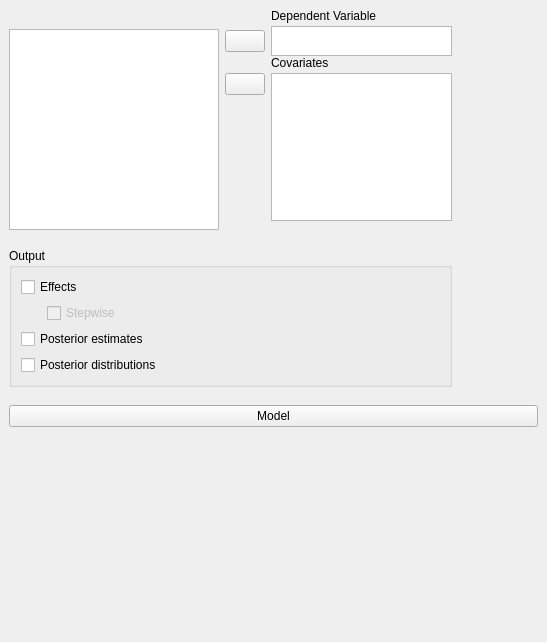
jasp-stats/jasp-desktop, file JASP-Desktop/analysisforms/regressionlinearbayesianform.ui: the form before one commit.
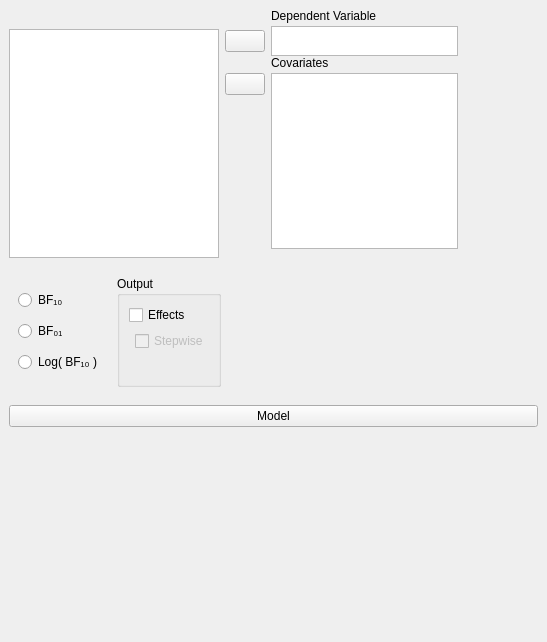
The form after the commit. Custom widgets are drawn as their Qt base class.

Commit message: All Bayes: Added Log(BF10) UI option

```diff
--- a/JASP-Desktop/analysisforms/regressionlinearbayesianform.ui
+++ b/JASP-Desktop/analysisforms/regressionlinearbayesianform.ui
@@ -13,7 +13,7 @@
   <property name="windowTitle">
    <string>Form</string>
   </property>
-  <layout class="QGridLayout" name="gridLayout_8">
+  <layout class="QGridLayout" name="gridLayout">
    <property name="leftMargin">
     <number>0</number>
    </property>
@@ -26,7 +26,7 @@
    <property name="bottomMargin">
     <number>0</number>
    </property>
-   <property name="verticalSpacing">
+   <property name="spacing">
     <number>0</number>
    </property>
    <item row="0" column="0">
@@ -237,6 +237,107 @@
      </property>
     </widget>
    </item>
+   <item row="1" column="0" colspan="2">
+    <widget class="QWidget" name="widget_12" native="true">
+     <layout class="QGridLayout" name="gridLayout_4">
+      <item row="0" column="0">
+       <widget class="BoundGroupBox" name="bayesFactorType" native="true">
+        <property name="title" stdset="0">
+         <string>Bayes Factor</string>
+        </property>
+        <property name="flat" stdset="0">
+         <bool>false</bool>
+        </property>
+        <layout class="QGridLayout" name="gridLayout_13">
+         <item row="1" column="0">
+          <widget class="QRadioButton" name="_2">
+           <property name="text">
+            <string>BF₀₁</string>
+           </property>
+          </widget>
+         </item>
+         <item row="0" column="0">
+          <widget class="QRadioButton" name="_1">
+           <property name="text">
+            <string>BF₁₀</string>
+           </property>
+          </widget>
+         </item>
+         <item row="2" column="0">
+          <widget class="QRadioButton" name="_3">
+           <property name="text">
+            <string>Log( BF₁₀ )</string>
+           </property>
+          </widget>
+         </item>
+        </layout>
+       </widget>
+      </item>
+      <item row="0" column="1">
+       <widget class="GroupBox" name="groupBox_3">
+        <property name="title">
+         <string>Output</string>
+        </property>
+        <layout class="QGridLayout" name="gridLayout_8">
+         <item row="1" column="0" rowspan="2">
+          <widget class="QWidget" name="widget_15" native="true">
+           <property name="maximumSize">
+            <size>
+             <width>20</width>
+             <height>16777215</height>
+            </size>
+           </property>
+          </widget>
+         </item>
+         <item row="1" column="1" rowspan="2">
+          <widget class="BoundCheckBox" name="effectsStepwise">
+           <property name="enabled">
+            <bool>false</bool>
+           </property>
+           <property name="text">
+            <string>Stepwise</string>
+           </property>
+          </widget>
+         </item>
+         <item row="0" column="0" colspan="2">
+          <widget class="BoundCheckBox" name="outputEffects">
+           <property name="text">
+            <string>Effects</string>
+           </property>
+          </widget>
+         </item>
+         <item row="3" column="1">
+          <spacer name="verticalSpacer_4">
+           <property name="orientation">
+            <enum>Qt::Vertical</enum>
+           </property>
+           <property name="sizeHint" stdset="0">
+            <size>
+             <width>20</width>
+             <height>40</height>
+            </size>
+           </property>
+          </spacer>
+         </item>
+        </layout>
+       </widget>
+      </item>
+      <item row="0" column="2">
+       <spacer name="horizontalSpacer">
+        <property name="orientation">
+         <enum>Qt::Horizontal</enum>
+        </property>
+        <property name="sizeHint" stdset="0">
+         <size>
+          <width>40</width>
+          <height>20</height>
+         </size>
+        </property>
+       </spacer>
+      </item>
+     </layout>
+    </widget>
+   </item>
    <item row="2" column="0" colspan="2">
     <widget class="QWidget" name="widget_11" native="true">
      <layout class="QGridLayout" name="gridLayout_6">
@@ -293,62 +394,6 @@
      </layout>
     </widget>
    </item>
-   <item row="1" column="0">
-    <widget class="QWidget" name="widget_12" native="true">
-     <layout class="QGridLayout" name="gridLayout_9">
-      <item row="0" column="0">
-       <widget class="GroupBox" name="groupBox">
-        <property name="title">
-         <string>Output</string>
-        </property>
-        <layout class="QGridLayout" name="gridLayout">
-         <item row="0" column="0" colspan="3">
-          <widget class="BoundCheckBox" name="outputEffects">
-           <property name="text">
-            <string>Effects</string>
-           </property>
-          </widget>
-         </item>
-         <item row="4" column="0" colspan="3">
-          <widget class="BoundCheckBox" name="posteriorDistributions">
-           <property name="text">
-            <string>Posterior distributions</string>
-           </property>
-          </widget>
-         </item>
-         <item row="2" column="0" colspan="3">
-          <widget class="BoundCheckBox" name="posteriorEstimates">
-           <property name="text">
-            <string>Posterior estimates</string>
-           </property>
-          </widget>
-         </item>
-         <item row="1" column="0">
-          <widget class="QWidget" name="widget" native="true">
-           <property name="maximumSize">
-            <size>
-             <width>20</width>
-             <height>16777215</height>
-            </size>
-           </property>
-          </widget>
-         </item>
-         <item row="1" column="1">
-          <widget class="BoundCheckBox" name="effectsStepwise">
-           <property name="enabled">
-            <bool>false</bool>
-           </property>
-           <property name="text">
-            <string>Stepwise</string>
-           </property>
-          </widget>
-         </item>
-        </layout>
-       </widget>
-      </item>
-     </layout>
-    </widget>
-   </item>
   </layout>
  </widget>
  <customwidgets>
@@ -367,17 +412,6 @@
    <extends>QListView</extends>
    <header>widgets/boundlistview.h</header>
   </customwidget>
-  <customwidget>
-   <class>ExpanderButton</class>
-   <extends>QPushButton</extends>
-   <header>widgets/expanderbutton.h</header>
-  </customwidget>
-  <customwidget>
-   <class>AnovaModelWidget</class>
-   <extends>QWidget</extends>
-   <header>widgets/anovamodelwidget.h</header>
-   <container>1</container>
-  </customwidget>
   <customwidget>
    <class>BoundCheckBox</class>
    <extends>QCheckBox</extends>
@@ -389,6 +423,23 @@
    <header>widgets/groupbox.h</header>
    <container>1</container>
   </customwidget>
+  <customwidget>
+   <class>BoundGroupBox</class>
+   <extends>QWidget</extends>
+   <header>widgets/boundgroupbox.h</header>
+   <container>1</container>
+  </customwidget>
+  <customwidget>
+   <class>ExpanderButton</class>
+   <extends>QPushButton</extends>
+   <header>widgets/expanderbutton.h</header>
+  </customwidget>
+  <customwidget>
+   <class>AnovaModelWidget</class>
+   <extends>QWidget</extends>
+   <header>widgets/anovamodelwidget.h</header>
+   <container>1</container>
+  </customwidget>
  </customwidgets>
  <resources/>
  <connections>
```
Left out of the diff: 19 changed lines with no effect on the pictures. The commit also changes 22 other files.
